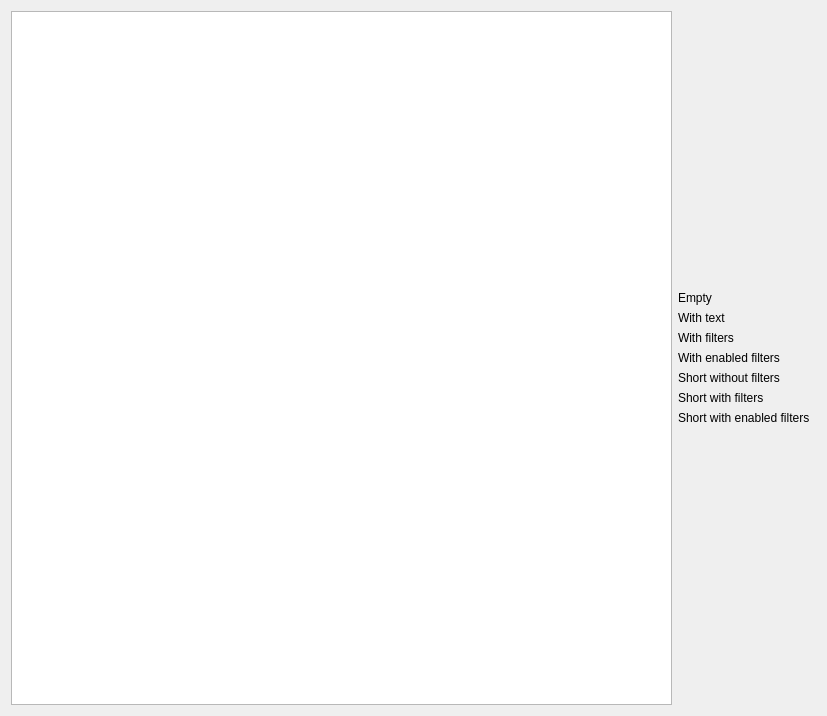
The window that dev/Code/Framework/AzQtComponents/AzQtComponents/Gallery/FilteredSearchWidgetPage.ui (aws/lumberyard) describes before a commit, drawn with Qt 5.
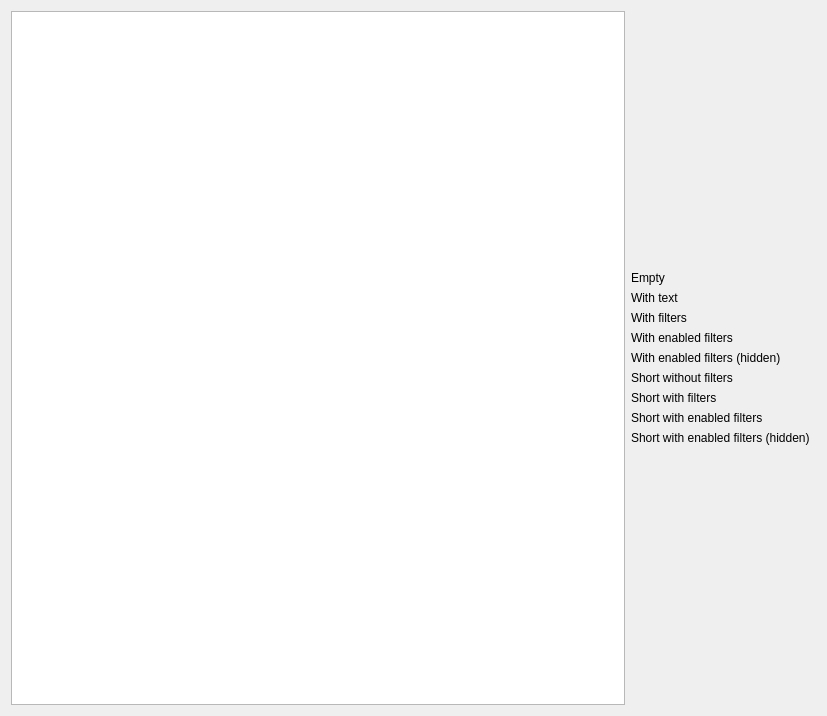
The same window after the commit. Custom widgets are drawn as their Qt base class.

The edit to the form file:
```diff
--- a/dev/Code/Framework/AzQtComponents/AzQtComponents/Gallery/FilteredSearchWidgetPage.ui
+++ b/dev/Code/Framework/AzQtComponents/AzQtComponents/Gallery/FilteredSearchWidgetPage.ui
@@ -104,6 +104,20 @@
         </widget>
        </item>
        <item row="4" column="0">
+        <widget class="QLabel" name="withEnabledFiltersLabel">
+         <property name="text">
+          <string>With enabled filters (hidden)</string>
+         </property>
+        </widget>
+       </item>
+       <item row="4" column="1">
+        <widget class="AzQtComponents::FilteredSearchWidget" name="enabledHiddenFilteredSearchWidget" native="true">
+         <property name="placeholderText" stdset="0">
+          <string>Use a keyword or regular expressions</string>
+         </property>
+        </widget>
+       </item>
+       <item row="5" column="0">
         <widget class="QLabel" name="shortLabel">
          <property name="text">
           <string>Short without filters</string>
@@ -117,7 +131,7 @@
          </property>
         </widget>
        </item>
-       <item row="5" column="0">
+       <item row="6" column="0">
         <widget class="QLabel" name="shortWithFiltersLabel">
          <property name="text">
           <string>Short with filters</string>
@@ -131,7 +145,7 @@
          </property>
         </widget>
        </item>
-       <item row="6" column="0">
+       <item row="7" column="0">
         <widget class="QLabel" name="shortWithEnabledFiltersLabel">
          <property name="text">
           <string>Short with enabled filters</string>
@@ -145,6 +159,20 @@
          </property>
         </widget>
        </item>
+       <item row="8" column="0">
+        <widget class="QLabel" name="shortWithEnabledFiltersLabel">
+         <property name="text">
+          <string>Short with enabled filters (hidden)</string>
+         </property>
+        </widget>
+       </item>
+       <item row="8" column="1">
+        <widget class="AzQtComponents::FilteredSearchWidget" name="shortEnabledHiddenFilteredSearchWidget" native="true">
+         <property name="placeholderText" stdset="0">
+          <string>Use a keyword or regular expressions</string>
+         </property>
+        </widget>
+       </item>
       </layout>
      </item>
      <item>
```
Left out of the diff: 6 changed lines with no effect on the pictures.
